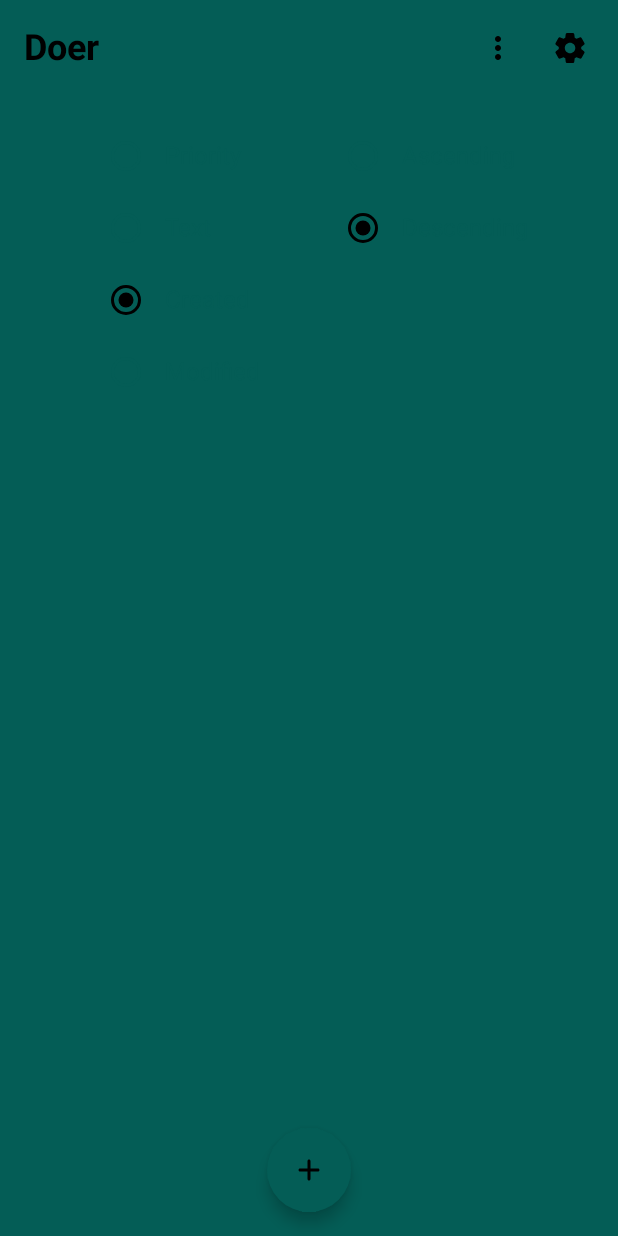
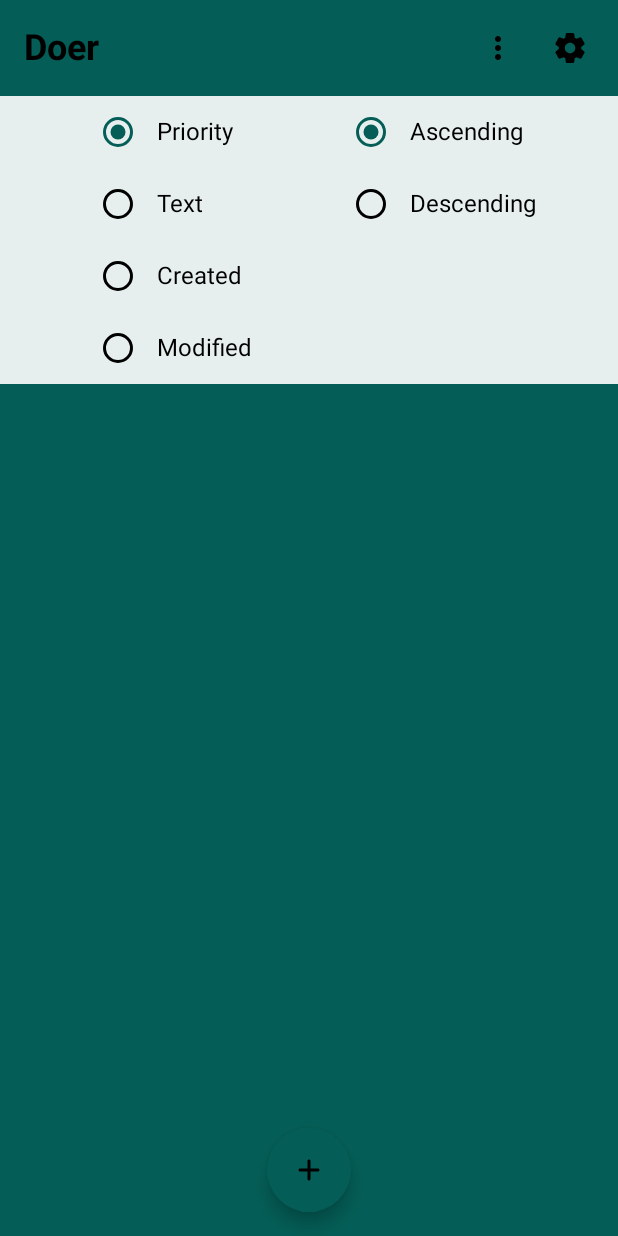
Before and after one commit to anikolsky/Doer, an Android app built with Jetpack Compose: the screen it shows after launch (MainActivity), after a tap on "Sort", on a phone screen of 412 x 824 dp. Run offline under Robolectric (Android 15) with nearby library versions, the phone set to English and light mode, and no system bars; our stand-ins replace Dagger/Hilt's generated code, Room's generated code, accompanist.

Commit message:
fixed note pin and parameters bugs, secondary color bug, changed order section and other elements design

```diff
--- a/app/src/main/java/com/omtorney/doer/notes/presentation/components/DefaultRadioButton.kt
+++ b/app/src/main/java/com/omtorney/doer/notes/presentation/components/DefaultRadioButton.kt
@@ -29,15 +29,15 @@ fun DefaultRadioButton(
             selected = selected,
             onClick = onSelect,
             colors = RadioButtonDefaults.colors(
-                selectedColor = contentColorFor(backgroundColor = color),
-                unselectedColor = color
+                selectedColor = color,
+                unselectedColor = MaterialTheme.colors.onSurface
             )
         )
         Spacer(modifier = Modifier.width(2.dp))
         Text(
             text = text,
             style = MaterialTheme.typography.body1,
-            color = color
+            color = MaterialTheme.colors.onSurface
         )
     }
 }
--- a/app/src/main/java/com/omtorney/doer/notes/presentation/components/OrderSection.kt
+++ b/app/src/main/java/com/omtorney/doer/notes/presentation/components/OrderSection.kt
@@ -1,11 +1,12 @@
 package com.omtorney.doer.notes.presentation.components
 
+import androidx.compose.foundation.background
 import androidx.compose.foundation.layout.*
+import androidx.compose.material.MaterialTheme
 import androidx.compose.runtime.Composable
 import androidx.compose.ui.Modifier
 import androidx.compose.ui.graphics.Color
 import androidx.compose.ui.tooling.preview.Preview
-import androidx.compose.ui.unit.dp
 import com.omtorney.doer.core.presentation.theme.DoerTheme
 import com.omtorney.doer.notes.util.NoteOrder
 import com.omtorney.doer.notes.util.OrderType
@@ -19,7 +20,7 @@ fun OrderSection(
 ) {
     Row(
         horizontalArrangement = Arrangement.SpaceEvenly,
-        modifier = modifier
+        modifier = modifier.background(color = MaterialTheme.colors.surface.copy(alpha = 0.9f))
     ) {
         Column {
             DefaultRadioButton(
--- a/app/src/main/java/com/omtorney/doer/notes/presentation/edit/NoteEditEvent.kt
+++ b/app/src/main/java/com/omtorney/doer/notes/presentation/edit/NoteEditEvent.kt
@@ -2,8 +2,8 @@ package com.omtorney.doer.notes.presentation.edit
 
 sealed class NoteEditEvent {
     data class EnteredText(val text: String) : NoteEditEvent()
-    data class Pin(val isPinned: Boolean) : NoteEditEvent()
     data class Delete(val id: Int) : NoteEditEvent()
     data class SetPriority(val priority: Int) : NoteEditEvent()
+    object Pin : NoteEditEvent()
     object Save : NoteEditEvent()
 }
--- a/app/src/main/java/com/omtorney/doer/notes/presentation/home/HomeScreen.kt
+++ b/app/src/main/java/com/omtorney/doer/notes/presentation/home/HomeScreen.kt
@@ -6,6 +6,7 @@ import androidx.compose.foundation.background
 import androidx.compose.foundation.layout.*
 import androidx.compose.foundation.lazy.LazyColumn
 import androidx.compose.foundation.lazy.items
+import androidx.compose.foundation.shape.RoundedCornerShape
 import androidx.compose.material.*
 import androidx.compose.material.icons.Icons
 import androidx.compose.material.icons.rounded.Add
@@ -14,6 +15,7 @@ import androidx.compose.material.icons.rounded.Settings
 import androidx.compose.runtime.*
 import androidx.compose.ui.Alignment
 import androidx.compose.ui.Modifier
+import androidx.compose.ui.draw.clip
 import androidx.compose.ui.geometry.Offset
 import androidx.compose.ui.graphics.Brush
 import androidx.compose.ui.graphics.Color
@@ -42,7 +44,7 @@ fun HomeScreen(
     val secondaryColor by viewModel.secondaryColor.collectAsState()
     val lineDividerState by viewModel.lineDividerState.collectAsState()
 
-    val state by viewModel.state
+    val state = viewModel.state.value
     val scaffoldState = rememberScaffoldState()
     val coroutineScope = rememberCoroutineScope()
 
@@ -123,15 +125,13 @@ fun HomeScreen(
                 exit = fadeOut() + slideOutVertically()
             ) {
                 OrderSection(
-                    modifier = Modifier
-                        .fillMaxWidth()
-                        .padding(16.dp),
+                    modifier = Modifier.fillMaxWidth(),
                     noteOrder = state.noteOrder,
                     onOrderChange = { viewModel.onEvent(NotesEvent.Order(it)) },
-                    color = Color(secondaryColor)
+                    color = Color(accentColor)
                 )
+                Spacer(modifier = Modifier.height(16.dp))
             }
-            Spacer(modifier = Modifier.height(16.dp))
             LazyColumn(modifier = Modifier.fillMaxSize()) {
                 items(
                     items = state.notes,
--- a/app/src/main/java/com/omtorney/doer/notes/presentation/home/HomeViewModel.kt
+++ b/app/src/main/java/com/omtorney/doer/notes/presentation/home/HomeViewModel.kt
@@ -48,7 +48,7 @@ class HomeViewModel @Inject constructor(
     )
 
     init {
-        getNotes(NoteOrder.DateCreated(OrderType.Descending))
+        getNotes(NoteOrder.Priority(OrderType.Ascending))
     }
 
     fun onEvent(event: NotesEvent) {
```
Also changed, not shown: app/src/main/java/com/omtorney/doer/notes/presentation/components/NoteItem.kt (+4 -7 lines), app/src/main/java/com/omtorney/doer/notes/presentation/edit/NoteEditViewModel.kt (+6 -3 lines), app/src/main/java/com/omtorney/doer/notes/presentation/edit/NoteScreen.kt (+50 -48 lines), app/src/main/java/com/omtorney/doer/settings/domain/usecase/GetSecondaryColor.kt (+0 -12 lines), app/src/main/java/com/omtorney/doer/settings/domain/usecase/SetSecondaryColor.kt (+2 -9 lines), app/src/main/java/com/omtorney/doer/settings/presentation/SettingsScreen.kt (+6 -9 lines).
